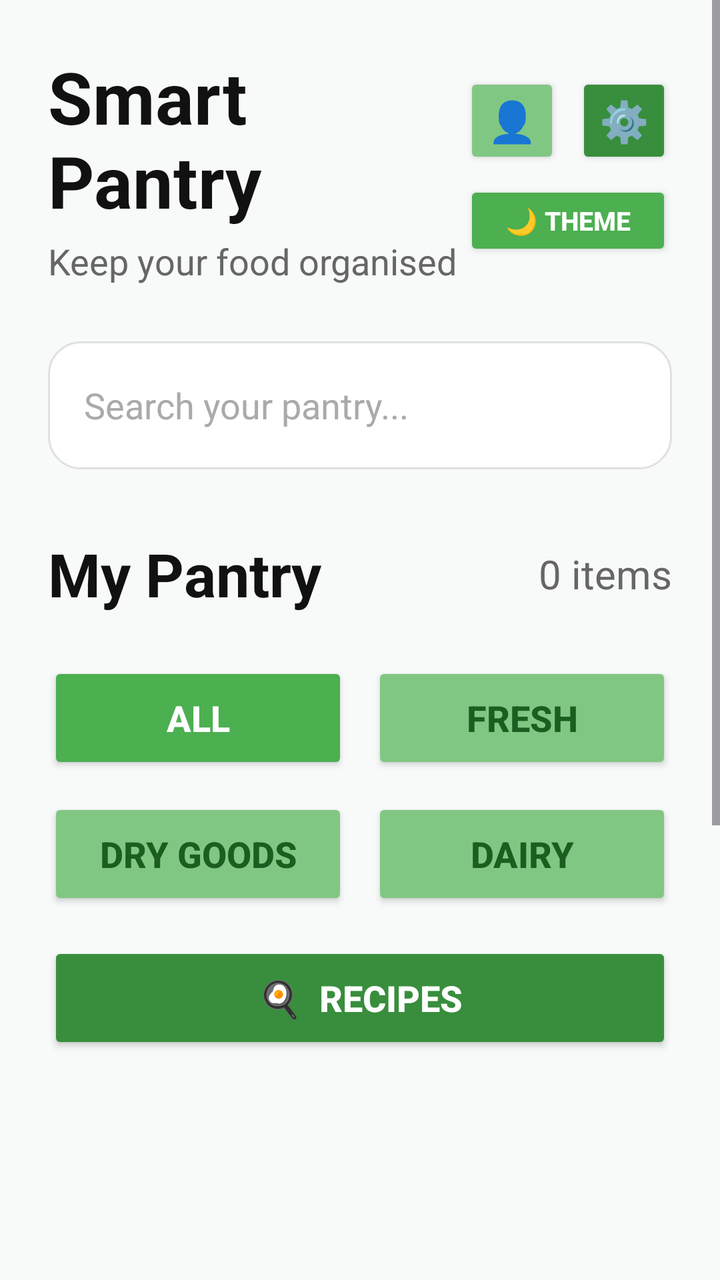
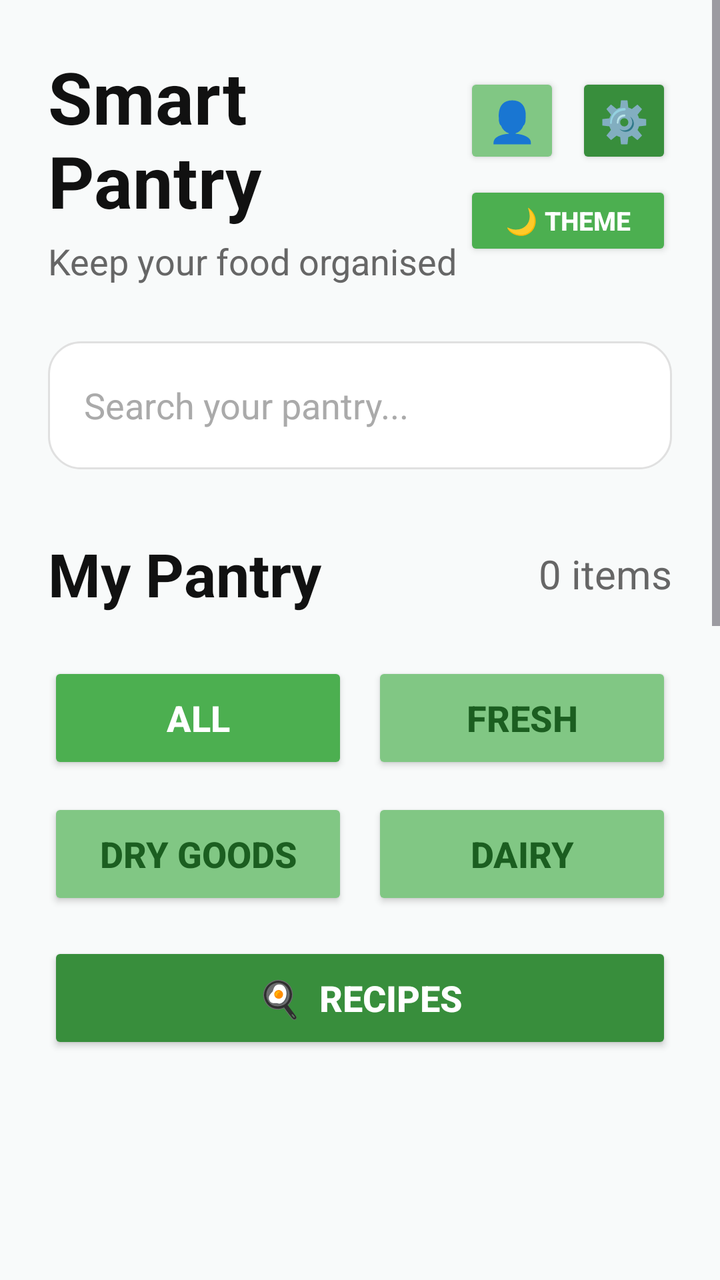

The first picture is an Android layout as it rendered before a commit; the second is the same layout after the commit. The layout source and the unified diff follow.
<!-- AndroidManifest.xml: application theme Theme.SmartPantryManager -->
<!-- res/layout/activity_main.xml -->
<?xml version="1.0" encoding="utf-8"?>
<ScrollView
    xmlns:android="http://schemas.android.com/apk/res/android"
    android:layout_width="match_parent"
    android:layout_height="match_parent"
    android:fillViewport="true"
    android:isScrollContainer="true"
    android:fitsSystemWindows="true"
    android:background="@color/bg_color">

    <LinearLayout
        android:layout_width="match_parent"
        android:layout_height="wrap_content"
        android:orientation="vertical"
        android:padding="24dp"
        android:clipToPadding="false"
        android:paddingBottom="120dp">

        
        <LinearLayout
            android:layout_width="match_parent"
            android:layout_height="wrap_content"
            android:orientation="horizontal"
            android:gravity="center_vertical">

            <LinearLayout
                android:layout_width="0dp"
                android:layout_height="wrap_content"
                android:layout_weight="1"
                android:orientation="vertical">

                <TextView
                    android:layout_width="wrap_content"
                    android:layout_height="wrap_content"
                    android:text="Smart Pantry"
                    android:textColor="@color/text_primary"
                    android:textSize="36sp"
                    android:textStyle="bold" />

                <TextView
                    android:layout_width="wrap_content"
                    android:layout_height="wrap_content"
                    android:layout_marginTop="4dp"
                    android:text="Keep your food organised"
                    android:textColor="@color/text_secondary"
                    android:textSize="18sp" />

            </LinearLayout>

            <LinearLayout
                android:layout_width="wrap_content"
                android:layout_height="wrap_content"
                android:orientation="vertical"
                android:gravity="end">

                
                <LinearLayout
                    android:layout_width="wrap_content"
                    android:layout_height="wrap_content"
                    android:orientation="horizontal">

                    
                    <Button
                        android:id="@+id/btnProfileMain"
                        android:layout_width="48dp"
                        android:layout_height="48dp"
                        android:backgroundTint="@color/accent_green_light"
                        android:text="👤"
                        android:textSize="20sp"
                        android:padding="0dp" />

                    <Space
                        android:layout_width="8dp"
                        android:layout_height="1dp" />

                    
                    <Button
                        android:id="@+id/btnSettingsMain"
                        android:layout_width="48dp"
                        android:layout_height="48dp"
                        android:backgroundTint="@color/primary_green_dark"
                        android:text="⚙️"
                        android:textSize="20sp"
                        android:padding="0dp" />

                </LinearLayout>

                
                <Button
                    android:id="@+id/btnThemeMain"
                    android:layout_width="104dp"
                    android:layout_height="40dp"
                    android:layout_marginTop="6dp"
                    android:backgroundTint="@color/primary_green"
                    android:text="🌙 Theme"
                    android:textColor="#FFFFFF"
                    android:textSize="13sp"
                    android:textStyle="bold"
                    android:padding="0dp" />

            </LinearLayout>

        </LinearLayout>

        
        <EditText
            android:id="@+id/searchPantry"
            android:layout_width="match_parent"
            android:layout_height="64dp"
            android:layout_marginTop="28dp"
            android:background="@drawable/card_background"
            android:hint="Search your pantry..."
            android:padding="18dp"
            android:textColor="@color/text_primary"
            android:textColorHint="@color/text_hint"
            android:textSize="18sp"
            android:singleLine="true" />

        
        <LinearLayout
            android:layout_width="match_parent"
            android:layout_height="wrap_content"
            android:layout_marginTop="32dp"
            android:gravity="center_vertical"
            android:orientation="horizontal">

            <TextView
                android:layout_width="0dp"
                android:layout_height="wrap_content"
                android:layout_weight="1"
                android:text="My Pantry"
                android:textColor="@color/text_primary"
                android:textSize="30sp"
                android:textStyle="bold" />

            <TextView
                android:id="@+id/txtItemCount"
                android:layout_width="wrap_content"
                android:layout_height="wrap_content"
                android:text="0 items"
                android:textColor="@color/text_secondary"
                android:textSize="20sp" />

        </LinearLayout>

        
        <LinearLayout
            android:layout_width="match_parent"
            android:layout_height="wrap_content"
            android:layout_marginTop="24dp"
            android:orientation="horizontal">

            
            <Button
                android:id="@+id/btnAll"
                android:layout_width="0dp"
                android:layout_height="56dp"
                android:layout_weight="1"
                android:backgroundTint="@color/primary_green"
                android:text="All"
                android:textColor="#FFFFFF"
                android:textSize="18sp"
                android:textStyle="bold" />

            <Space
                android:layout_width="12dp"
                android:layout_height="1dp" />

            
            <Button
                android:id="@+id/btnFresh"
                android:layout_width="0dp"
                android:layout_height="56dp"
                android:layout_weight="1"
                android:backgroundTint="@color/accent_green_light"
                android:text="Fresh"
                android:textColor="@color/text_green_dark"
                android:textSize="18sp"
                android:textStyle="bold" />

        </LinearLayout>

        
        <LinearLayout
            android:layout_width="match_parent"
            android:layout_height="wrap_content"
            android:layout_marginTop="12dp"
            android:orientation="horizontal">

            
            <Button
                android:id="@+id/btnDryGoods"
                android:layout_width="0dp"
                android:layout_height="56dp"
                android:layout_weight="1"
                android:backgroundTint="@color/accent_green_light"
                android:text="Dry Goods"
                android:textColor="@color/text_green_dark"
                android:textSize="18sp"
                android:textStyle="bold" />

            <Space
                android:layout_width="12dp"
                android:layout_height="1dp" />

            
            <Button
                android:id="@+id/btnDairy"
                android:layout_width="0dp"
                android:layout_height="56dp"
                android:layout_weight="1"
                android:backgroundTint="@color/accent_green_light"
                android:text="Dairy"
                android:textColor="@color/text_green_dark"
                android:textSize="18sp"
                android:textStyle="bold" />

        </LinearLayout>

        
        <Button
            android:id="@+id/btnRecipes"
            android:layout_width="match_parent"
            android:layout_height="56dp"
            android:layout_marginTop="16dp"
            android:backgroundTint="@color/primary_green_dark"
            android:text="🍳  Recipes"
            android:textColor="#FFFFFF"
            android:textSize="18sp"
            android:textStyle="bold" />

        
        <androidx.recyclerview.widget.RecyclerView
            android:id="@+id/recyclerViewIngredients"
            android:layout_width="match_parent"
            android:layout_height="wrap_content"
            android:layout_marginTop="24dp"
            android:nestedScrollingEnabled="false" />

        
        <LinearLayout
            android:id="@+id/emptyState"
            android:layout_width="match_parent"
            android:layout_height="wrap_content"
            android:layout_marginTop="80dp"
            android:gravity="center"
            android:orientation="vertical">

            <TextView
                android:layout_width="wrap_content"
                android:layout_height="wrap_content"
                android:text="🥕"
                android:textSize="72sp" />

            <TextView
                android:id="@+id/txtEmptyTitle"
                android:layout_width="wrap_content"
                android:layout_height="wrap_content"
                android:layout_marginTop="20dp"
                android:text="Your pantry is empty"
                android:textColor="@color/text_primary"
                android:textSize="28sp"
                android:textStyle="bold" />

            <TextView
                android:id="@+id/txtEmptyMessage"
                android:layout_width="match_parent"
                android:layout_height="wrap_content"
                android:layout_marginTop="12dp"
                android:gravity="center"
                android:text="Add your first ingredient to start managing your pantry."
                android:textColor="@color/text_secondary"
                android:textSize="19sp" />

        </LinearLayout>

        
        <Button
            android:id="@+id/btnAddIngredient"
            android:layout_width="match_parent"
            android:layout_height="64dp"
            android:layout_marginTop="40dp"
            android:layout_marginBottom="20dp"
            android:backgroundTint="@color/primary_green"
            android:text="+  Add Ingredient"
            android:textColor="#FFFFFF"
            android:textSize="20sp"
            android:textStyle="bold" />

    </LinearLayout>

</ScrollView>
<!-- resources referenced by this layout -->
<resources>
  <color name="accent_green_light">#81C784</color>
  <color name="bg_color">#F8FAFA</color>
  <color name="primary_green">#4CAF50</color>
  <color name="primary_green_dark">#388E3C</color>
  <color name="text_green_dark">#1B5E20</color>
  <color name="text_hint">#AAAAAA</color>
  <color name="text_primary">#111111</color>
  <color name="text_secondary">#666666</color>
  <!-- drawable card_background (drawable) -->
  <?xml version="1.0" encoding="utf-8"?>
  <shape xmlns:android="http://schemas.android.com/apk/res/android"
      android:shape="rectangle">
      <solid android:color="@color/card_bg" />
      <corners android:radius="16dp" />
      <stroke android:width="1dp" android:color="@color/card_stroke" />
  </shape>
  <style name="Theme.SmartPantryManager" parent="Base.Theme.SmartPantryManager" />
  <color name="card_bg">#FFFFFF</color>
  <color name="card_stroke">#E0E0E0</color>
  <style name="Base.Theme.SmartPantryManager" parent="Theme.Material3.DayNight.NoActionBar">
          <item name="colorPrimary">@color/primary_green</item>
          <item name="android:windowBackground">@color/bg_color</item>
          <item name="colorSurface">@color/card_bg</item>
      </style>
</resources>

<!-- the commit's change to res/layout/activity_main.xml (unified diff, before → after) -->
@@ -230,12 +230,20 @@
             android:textStyle="bold" />
 
         
-        <androidx.recyclerview.widget.RecyclerView
-            android:id="@+id/recyclerViewIngredients"
-            android:layout_width="match_parent"
-            android:layout_height="wrap_content"
-            android:layout_marginTop="24dp"
-            android:nestedScrollingEnabled="false" />
+        <FrameLayout
+            android:id="@+id/ingredientContainer"
+            android:layout_width="match_parent"
+            android:layout_height="320dp"
+            android:layout_marginTop="20dp">
+
+            <androidx.recyclerview.widget.RecyclerView
+                android:id="@+id/recyclerViewIngredients"
+                android:layout_width="match_parent"
+                android:layout_height="match_parent"
+                android:nestedScrollingEnabled="true"
+                android:overScrollMode="always" />
+
+        </FrameLayout>
 
         
         <LinearLayout
